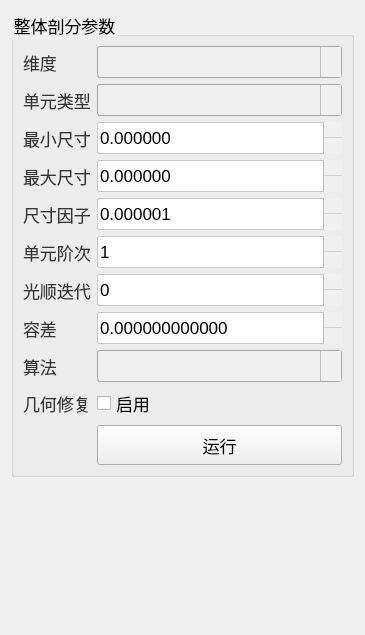
The window that plugins/Base_Mesh/MeshGlobalMeshingWidget.ui (asd977/base_cae) describes before a commit, drawn with Qt 5.
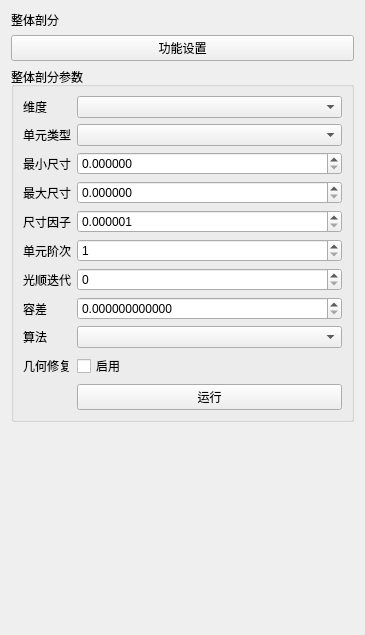
The same window after the commit. Icons and pictures are not drawn.

Commit message: fix(ui): place verticalSpacer at page root layout end

The edit to the form file:
```diff
--- a/plugins/Base_Mesh/MeshGlobalMeshingWidget.ui
+++ b/plugins/Base_Mesh/MeshGlobalMeshingWidget.ui
@@ -13,106 +13,22 @@
   <property name="windowTitle">
    <string>整体剖分</string>
   </property>
-  <property name="styleSheet">
-   <string notr="true">QWidget{
-font-family: &quot;Microsoft YaHei&quot;, &quot;微软雅黑&quot;;
-}
-QPushButton {
-    font-size: 17px;
-    min-height: 32px;
-}
-QPushButton#pushButton {
-    background-color: rgb(224, 233, 244);
-    border-width: 1px;
-    border-color: rgb(121, 121, 121);
-    border-style: solid;
-    min-height: 33px;
-    border-top: 1px solid rgb(169, 169, 169);
-    border-bottom: 1px solid rgb(169, 169, 169);
-    border-left: none;
-    border-right: none;
-    text-align: left;
-    padding-left: 15px;
-    font-size: 17px;
-}
-QLabel {
-    font-size: 17px;
-    color: rgb(51, 51, 51);
-}
-QLabel#pageNameLabel {
-    font-size: 20px;
-    padding-left: 9px;
-    color: rgb(53, 103, 147);
-}
-QLineEdit, QTextEdit, QPlainTextEdit, QSpinBox, QDoubleSpinBox, QDateTimeEdit {
-    border: 1px solid rgb(200, 200, 200);
-    border-radius: 2px;
-    font-size: 17px;
-    min-height: 30px;
-}
-QLineEdit:focus, QTextEdit:focus, QPlainTextEdit:focus,
-QSpinBox:focus, QDoubleSpinBox:focus, QDateTimeEdit:focus {
-    border-color: rgb(100, 100, 255);
-    outline: none;
-}
-QComboBox {
-    font-size: 17px;
-    color: rgb(51, 51, 51);
-    padding-left: 6px;
-    background: rgb(240, 240, 240);
-    border: 1px solid rgb(169, 169, 169);
-    border-radius: 3px;
-    min-height: 30px;
-}
-QComboBox::drop-down {
-    subcontrol-origin: padding;
-    subcontrol-position: top right;
-    width: 20px;
-    background: rgb(240, 240, 240);
-    border-left: 1px solid rgb(190, 190, 190);
-}
-QComboBox::down-arrow {
-    image: url(:/resources/arrow_down_drawn.svg);
-    width: 12px;
-    height: 12px;
-}
-QSpinBox::up-button, QDoubleSpinBox::up-button {
-    subcontrol-origin: border;
-    subcontrol-position: top right;
-    width: 18px;
-    border-left: 1px solid rgb(190, 190, 190);
-    border-bottom: 1px solid rgb(210, 210, 210);
-    background: rgb(240, 240, 240);
-}
-QSpinBox::down-button, QDoubleSpinBox::down-button {
-    subcontrol-origin: border;
-    subcontrol-position: bottom right;
-    width: 18px;
-    border-left: 1px solid rgb(190, 190, 190);
-    background: rgb(240, 240, 240);
-}
-QSpinBox::up-arrow, QDoubleSpinBox::up-arrow {
-    image: url(:/resources/arrow_up_drawn.svg);
-    width: 10px;
-    height: 10px;
-}
-QSpinBox::down-arrow, QDoubleSpinBox::down-arrow {
-    image: url(:/resources/arrow_down_drawn.svg);
-    width: 10px;
-    height: 10px;
-}
-QRadioButton, QCheckBox, QGroupBox {
-    font-size: 17px;
-}
-QTableWidget, QTreeWidget, QListWidget {
-    font-size: 16px;
-    gridline-color: rgb(210, 210, 210);
-}
-
-</string>
-  </property>
   <layout class="QVBoxLayout" name="verticalLayout">
+      <item>
+    <widget class="QLabel" name="pageNameLabel">
+     <property name="text">
+      <string>整体剖分</string>
+     </property>
+    </widget>
+   </item>
    <item>
+    <widget class="QPushButton" name="pushButton">
+     <property name="text">
+      <string>功能设置</string>
+     </property>
+    </widget>
+   </item>
+<item>
     <widget class="QGroupBox" name="groupParams">
      <property name="title">
       <string>整体剖分参数</string>
```
Left out of the diff: 12 changed lines with no effect on the pictures. The commit also changes 45 other files.
